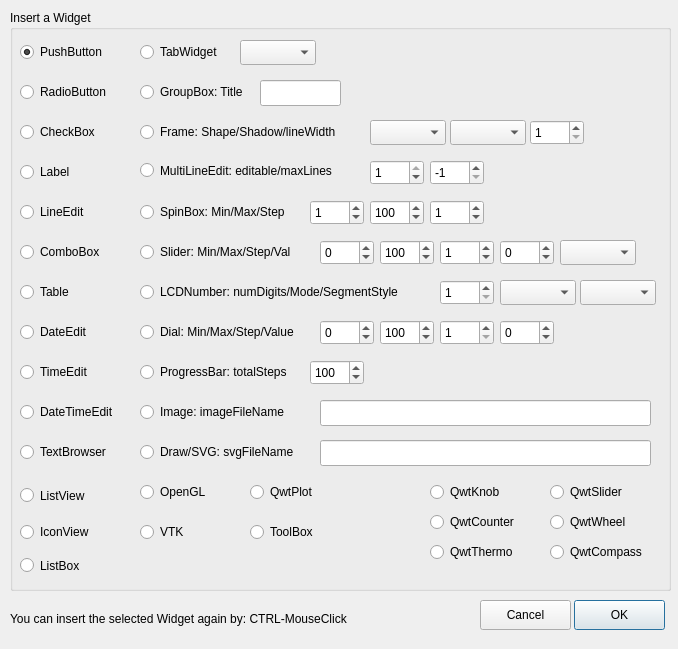
This is pvdevelop/dlginsertwidget.ui in pvbrowser/pvb as Qt 5 draws it before an edit. The edited form follows.
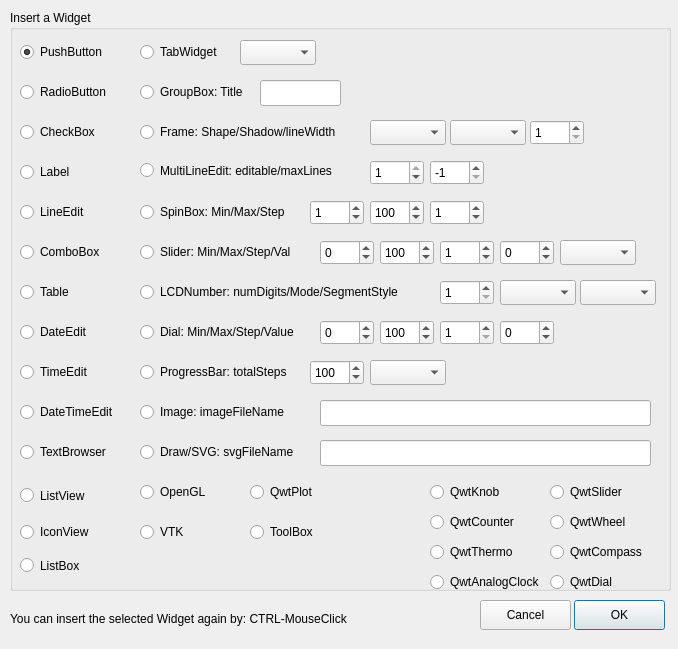
This is the edited form.

Commit message: Added QwtDial, QwtAnalogClock and ProgressBar Vert

Diff of the .ui file:
```diff
--- a/pvdevelop/dlginsertwidget.ui
+++ b/pvdevelop/dlginsertwidget.ui
@@ -891,6 +891,42 @@
      <string>ListBox</string>
     </property>
    </widget>
+   <widget class="QRadioButton" name="wQwtDial">
+    <property name="geometry">
+     <rect>
+      <x>540</x>
+      <y>560</y>
+      <width>111</width>
+      <height>24</height>
+     </rect>
+    </property>
+    <property name="text">
+     <string>QwtDial</string>
+    </property>
+   </widget>
+   <widget class="QRadioButton" name="wQwtAnalogClock">
+    <property name="geometry">
+     <rect>
+      <x>420</x>
+      <y>560</y>
+      <width>121</width>
+      <height>24</height>
+     </rect>
+    </property>
+    <property name="text">
+     <string>QwtAnalogClock</string>
+    </property>
+   </widget>
+   <widget class="QComboBox" name="comboBoxProgressBarOrientation">
+    <property name="geometry">
+     <rect>
+      <x>360</x>
+      <y>350</y>
+      <width>76</width>
+      <height>25</height>
+     </rect>
+    </property>
+   </widget>
   </widget>
  </widget>
  <resources/>
```
Left out of the diff: 481 changed lines with no effect on the pictures. The commit also changes 30 other files.
